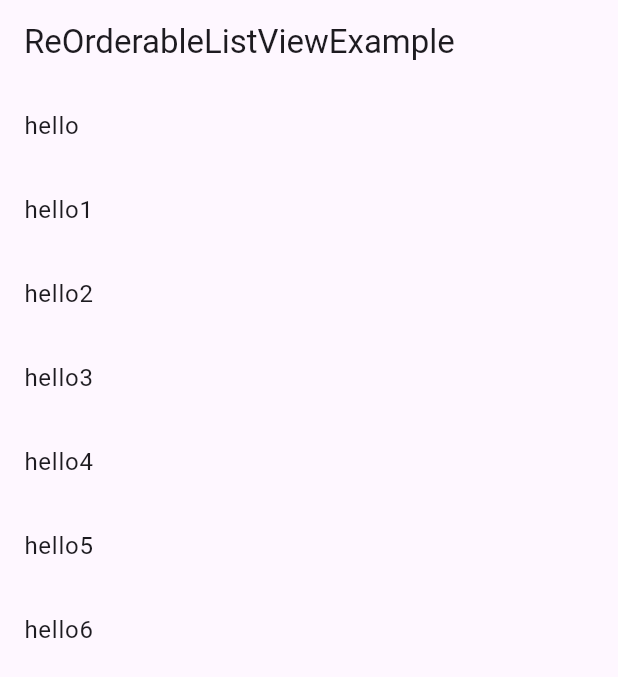
After one commit to Akshya107/flutter_basic_widget_ak, a Flutter app: the ReOrderableListViewExample screen opened directly, on a phone screen of 412 x 824 dp. The commit adds this screen. Shown: the top 677 px of the screen. Run offline on Flutter 3.47's test engine with Material 3 defaults, Android fonts, the phone set to English and light mode, and no system bars.

Commit message:
ReorderableListView

```diff
--- a/lib/main.dart
+++ b/lib/main.dart
@@ -10,6 +10,7 @@ import 'package:flutter_basic_widget_ak/list_view/list_view_separated_example.da
 import 'package:flutter_basic_widget_ak/my_app.dart';
 import 'package:flutter_basic_widget_ak/overlay_portal/overlay_portal_example.dart';
 import 'package:flutter_basic_widget_ak/raw_magnifier/raw_magnifier_example.dart';
+import 'package:flutter_basic_widget_ak/re_orderable_list_view/re_orderable_list_view_example.dart';
 import 'package:flutter_basic_widget_ak/segmented_button/segmented_button_example.dart';
 import 'package:flutter_basic_widget_ak/tween/tween_example.dart';
 
@@ -52,6 +53,9 @@ void main() {
     case 'ListViewSeparated':
       runApp(const MyApp(home: ListViewSeparatedExample()));
       break;
+    case 'ReOrderableListView':
+      runApp(const MyApp(home: ReOrderableListViewExample()));
+      break;
     default:
       runApp(const MyApp(home: TweenExample()));
   }
--- /dev/null
+++ b/lib/re_orderable_list_view/re_orderable_list_view_example.dart
@@ -0,0 +1,55 @@
+import 'package:flutter/material.dart';
+
+class ReOrderableListViewExample extends StatefulWidget {
+  const ReOrderableListViewExample({super.key});
+
+  @override
+  State<ReOrderableListViewExample> createState() =>
+      _ReOrderableListViewExampleState();
+}
+
+class _ReOrderableListViewExampleState
+    extends State<ReOrderableListViewExample> {
+  List<String> itemsList = [
+    "hello",
+    "hello1",
+    "hello2",
+    "hello3",
+    "hello4",
+    "hello5",
+    "hello6"
+  ];
+
+  @override
+  Widget build(BuildContext context) {
+    return Scaffold(
+      appBar: AppBar(
+        title: const Text("ReOrderableListViewExample"),
+      ),
+      body: ReorderableListView(
+          physics: const ClampingScrollPhysics(),
+          onReorder: (oldIndex, newIndex) {
+            setState(() {
+              updateListItems(oldIndex, newIndex);
+            });
+          },
+          children: [
+            for (final item in itemsList)
+              ListTile(
+                title: Text(item),
+                key: ValueKey(item),
+              )
+          ]),
+    );
+  }
+
+  void updateListItems(int oldIndex, int newIndex) {
+    if (newIndex > oldIndex) {
+      newIndex -= 1;
+    }
+
+    final item = itemsList.removeAt(oldIndex);
+
+    itemsList.insert(newIndex, item);
+  }
+}
```
Also changed, not shown: lib/re_orderable_list_view/notes.txt (added, +18 -0 lines), 1 other file.
